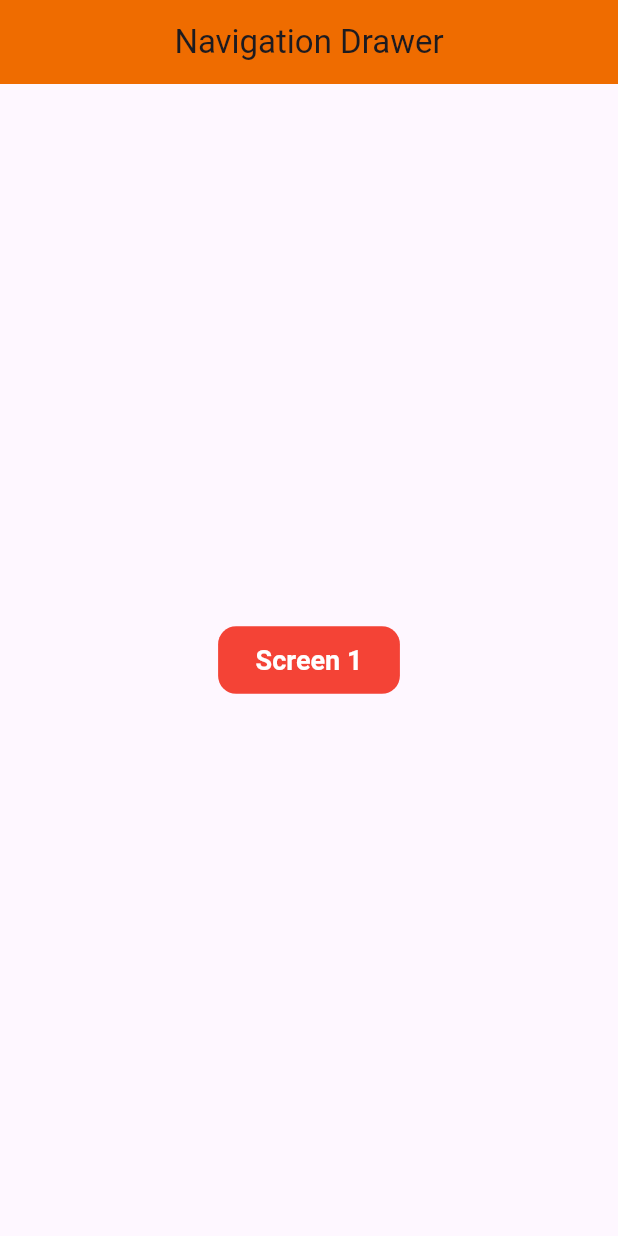
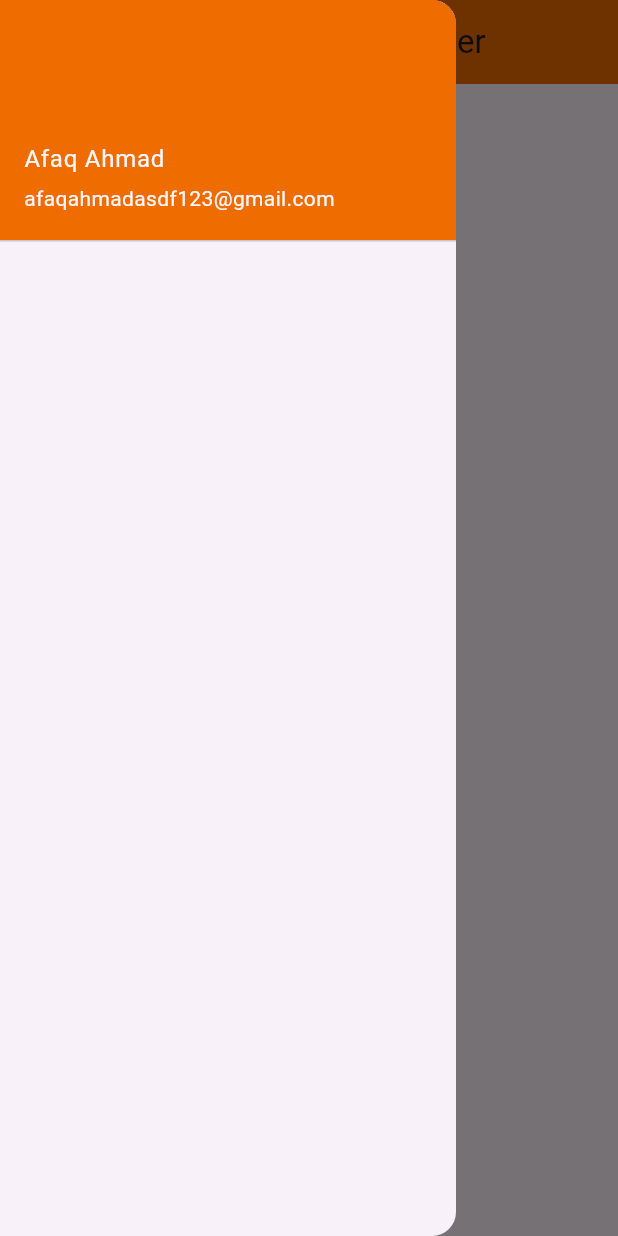
Before and after one commit to AfaqAhmad781/NavigationDrawer-C-and-A, a Flutter app: the screen it shows after launch, with the side drawer open (before the commit the screen has no drawer), on a phone screen of 412 x 824 dp. Run offline on Flutter 3.47's test engine with Material 3 defaults, Android fonts, the phone set to English and light mode, and no system bars.

Commit message:
Added Navigation drawer and its color properties

```diff
--- a/lib/home_screen.dart
+++ b/lib/home_screen.dart
@@ -3,6 +3,8 @@ import "package:flutter/material.dart";
 
 class HomeScreen extends StatefulWidget {
   const HomeScreen({super.key});
+
+  static String id = 'home_screen' ;
 
   @override
   State<HomeScreen> createState() => _HomeScreenState();
@@ -15,6 +17,19 @@ class _HomeScreenState extends State<HomeScreen> {
       appBar: AppBar(
         backgroundColor: Colors.orange.shade800,
         title: Center(child: Text('Navigation Drawer')),
+      ),
+      drawer: Drawer(
+        child: ListView(
+          children: [
+            UserAccountsDrawerHeader(
+              decoration: BoxDecoration(
+                color: Colors.orange.shade800,
+              ),
+              accountName: Text('Afaq Ahmad'),
+              accountEmail: Text('afaqahmadasdf123@gmail.com'),
+            )
+          ],
+        ),
       ),
       body: Column(
         mainAxisAlignment: MainAxisAlignment.center,
@@ -30,7 +45,12 @@ class _HomeScreenState extends State<HomeScreen> {
                   vertical: 12,
                 ),
                 shape: RoundedRectangleBorder(
-                  borderRadius: BorderRadius.circular(12),
+                  borderRadius: BorderRadius.only(
+                    bottomLeft: Radius.circular(20),
+                    bottomRight: Radius.circular(5),
+                    topLeft: Radius.circular(5),
+                    topRight: Radius.circular(20)
+                  ),
                 ),
                 textStyle: TextStyle(
                   fontSize: 18,
@@ -38,9 +58,7 @@ class _HomeScreenState extends State<HomeScreen> {
                 ),
               ),
               onPressed: (){
-                Navigator.push(
-                  context, MaterialPageRoute(builder: (context) => Screen2 ())
-                  );
+                Navigator.pushNamed(context, Screen2.id);
               },
               child: Text('Screen 1')
               ),
--- a/lib/main.dart
+++ b/lib/main.dart
@@ -1,4 +1,5 @@
 import 'package:chapter5_n_d_c_a/home_screen.dart';
+import 'package:chapter5_n_d_c_a/screen_2.dart';
 import 'package:flutter/material.dart';
 
 void main() {
@@ -16,7 +17,11 @@ class MyApp extends StatelessWidget {
       theme: ThemeData(
         colorScheme: .fromSeed(seedColor: Colors.deepPurple),
       ),
-      home: HomeScreen()
+      initialRoute: HomeScreen.id,
+      routes: {
+        HomeScreen.id : (context) => HomeScreen (),
+        Screen2.id :(context) => Screen2(),
+      },
     );
   }
 }
--- a/lib/screen_2.dart
+++ b/lib/screen_2.dart
@@ -1,6 +1,7 @@
 import "package:flutter/material.dart";
 
 class Screen2 extends StatefulWidget {
+  static const String id = 'screen2';
   const Screen2({super.key});
 
   @override
```
